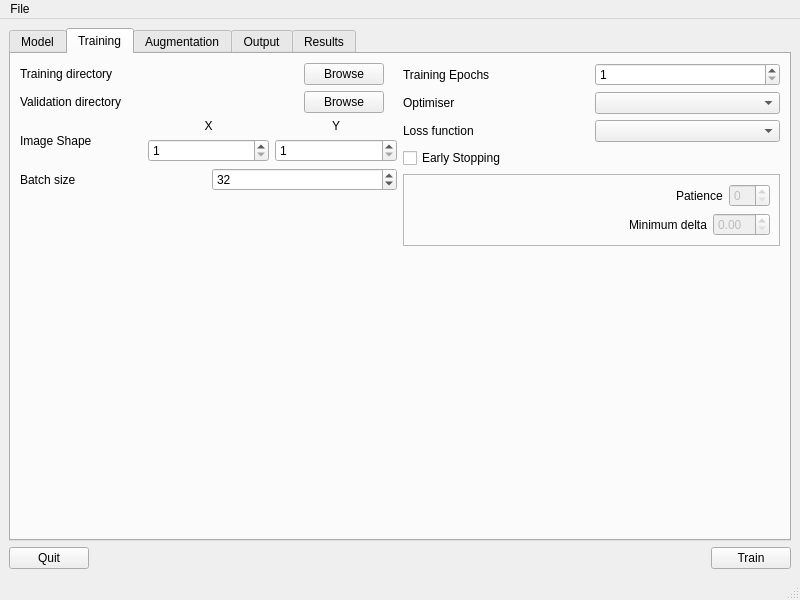
First picture: the form in gui/nntrainer/gui/ui/nntrainer.ui, repository simonrw/nntrainer, before the edit.
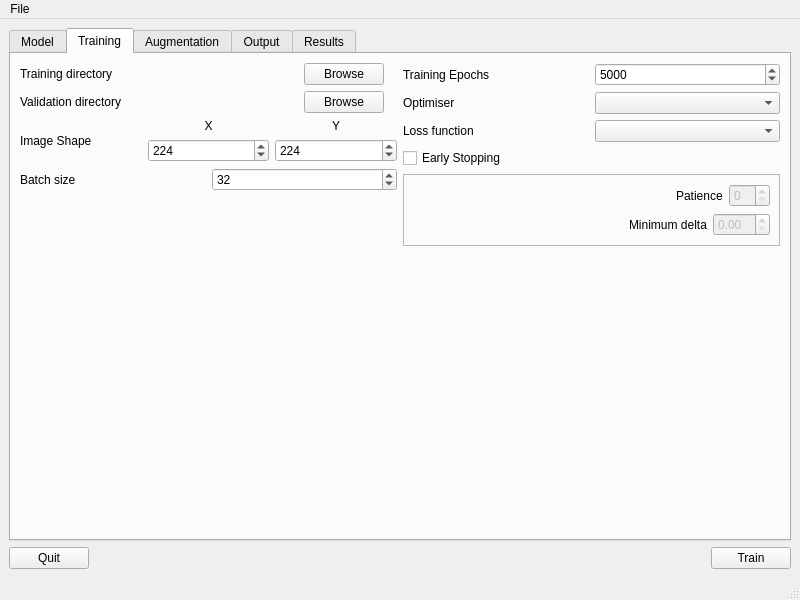
Second picture: the form after the edit. The open tabs and pages were chosen to show the change. Custom widgets are drawn as their Qt base class.

Commit message: Switch to using pyqt background objects

Patch:
```diff
--- a/gui/nntrainer/gui/ui/nntrainer.ui
+++ b/gui/nntrainer/gui/ui/nntrainer.ui
@@ -246,6 +246,9 @@
                 <property name="maximum">
                  <number>999999999</number>
                 </property>
+                <property name="value">
+                 <number>224</number>
+                </property>
                </widget>
               </item>
              </layout>
@@ -270,6 +273,9 @@
                 <property name="maximum">
                  <number>999999999</number>
                 </property>
+                <property name="value">
+                 <number>224</number>
+                </property>
                </widget>
               </item>
              </layout>
@@ -334,6 +340,9 @@
               <property name="maximum">
                <number>999999999</number>
               </property>
+              <property name="value">
+               <number>5000</number>
+              </property>
              </widget>
             </item>
            </layout>
```
Left out of the diff: 2 changed lines with no effect on the pictures. The commit also changes 2 other files.
